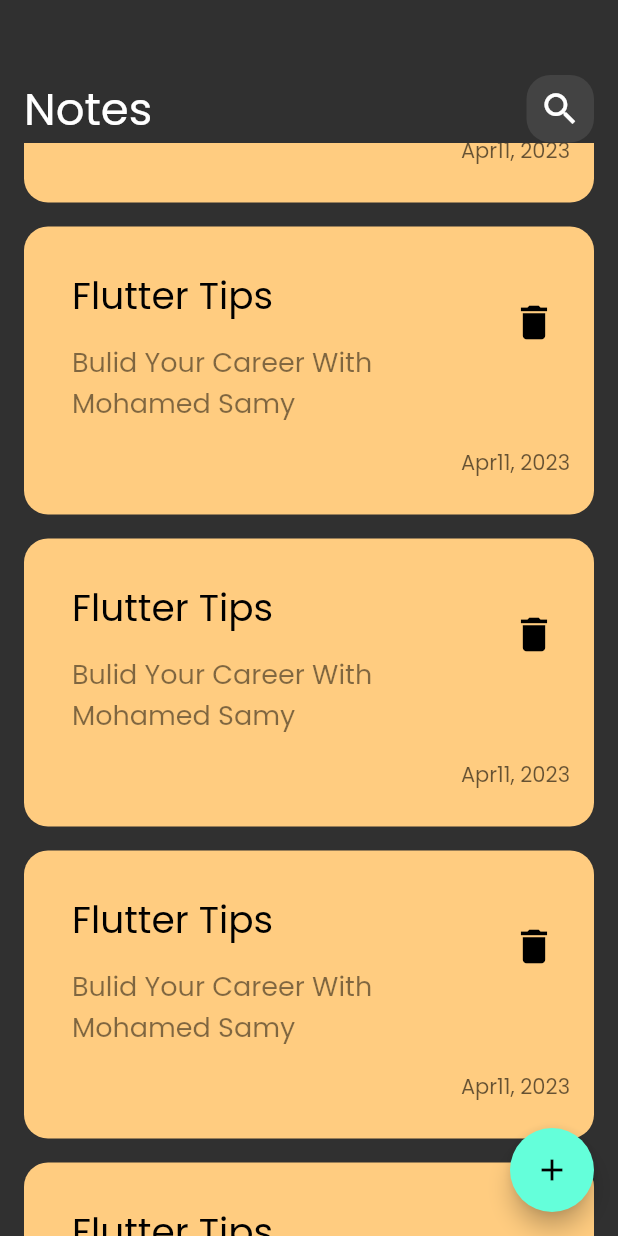
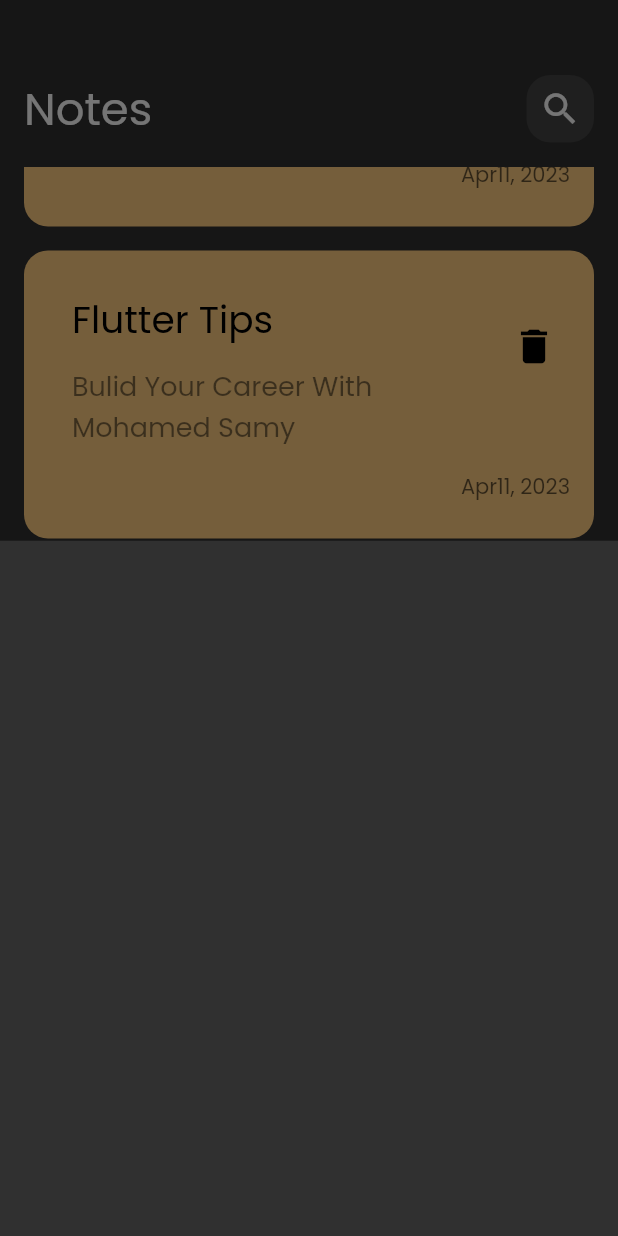
Before and after one commit to MahamedMahgoub/Notes-App, a Flutter app: the screen it shows after launch, scrolled down 576 dp, after a tap on the "add" icon, on a phone screen of 412 x 824 dp. Run offline on Flutter 3.47's test engine with Material 2 defaults, Android fonts, the phone set to English and light mode, and no system bars.

Commit message:
Add Note Sheets

```diff
--- a/lib/views/notes_view.dart
+++ b/lib/views/notes_view.dart
@@ -1,4 +1,5 @@
 import 'package:flutter/material.dart';
+import 'package:notes_app/views/widegts/add_note_sheet.dart';
 import 'package:notes_app/views/widegts/note_view_body.dart';
 
 class NotesView extends StatelessWidget {
@@ -7,8 +8,16 @@ class NotesView extends StatelessWidget {
   @override
   Widget build(BuildContext context) {
     return Scaffold(
-      floatingActionButton:
-          FloatingActionButton(onPressed: () {}, child: const Icon(Icons.add)),
+      floatingActionButton: FloatingActionButton(
+          onPressed: () {
+            showModalBottomSheet(
+              context: context,
+              builder: (context) {
+                return AddNoteSheet();
+              },
+            );
+          },
+          child: const Icon(Icons.add)),
       body: const NoteViewBody(),
     );
   }
--- /dev/null
+++ b/lib/views/widegts/add_note_sheet.dart
@@ -0,0 +1,10 @@
+import 'package:flutter/material.dart';
+
+class AddNoteSheet extends StatelessWidget {
+  const AddNoteSheet({super.key});
+
+  @override
+  Widget build(BuildContext context) {
+    return Container();
+  }
+}
--- a/lib/views/widegts/note_list_view.dart
+++ b/lib/views/widegts/note_list_view.dart
@@ -6,14 +6,17 @@ class NotesListView extends StatelessWidget {
 
   @override
   Widget build(BuildContext context) {
-    return ListView.builder(
-      itemCount: 7,
+    return Padding(
+      padding: const EdgeInsets.symmetric(vertical: 16),
+      child: ListView.builder(
+        padding: EdgeInsets.zero,
         itemBuilder: (context, index) {
           return Padding(
             padding: const EdgeInsets.symmetric(vertical: 8),
             child: NoteItem(),
           );
         },
+      ),
     );
   }
 }
```
Lines whose indentation alone changed are shown as unchanged.
